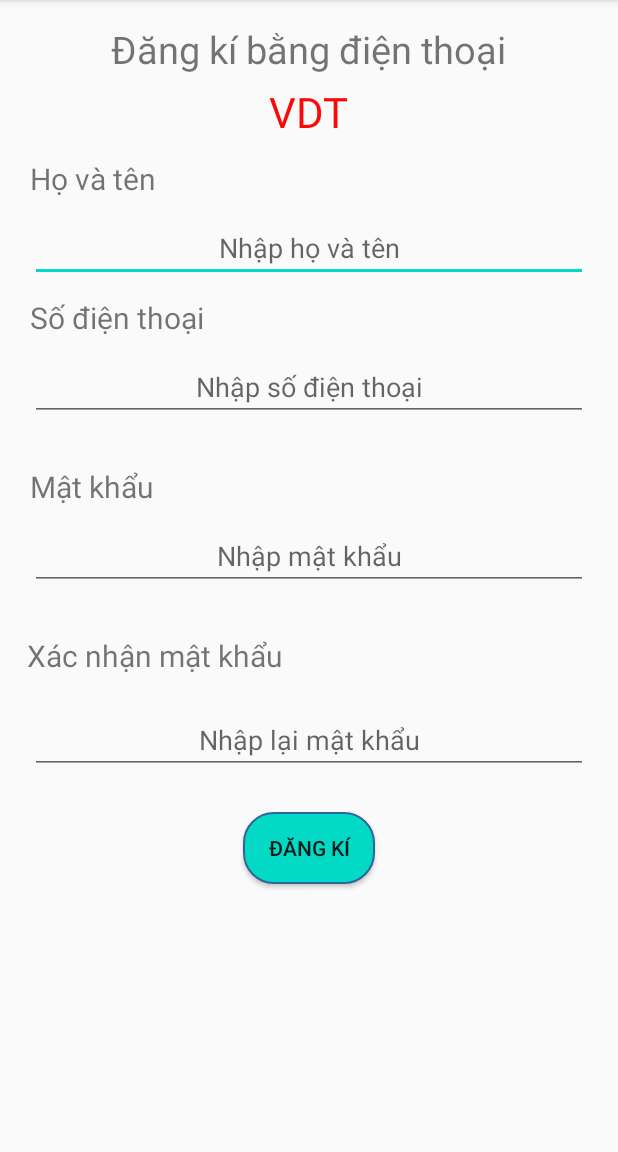
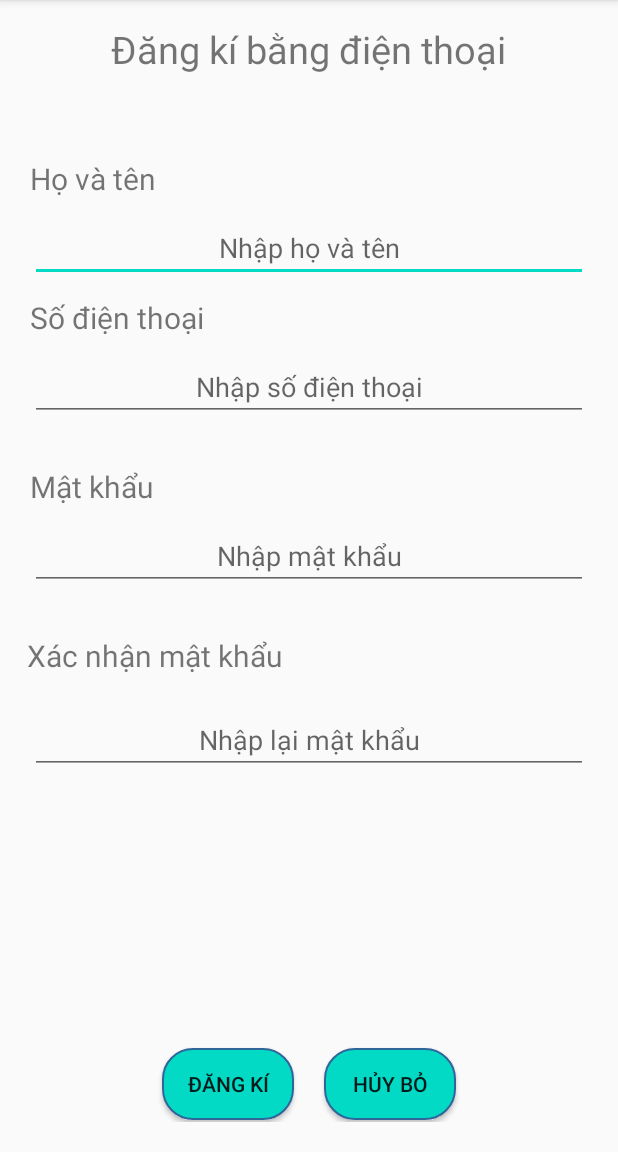
Before and after one commit to tuyen3962/Ewallet, an Android app: the RegisterByPhone screen opened directly, with no data from a screen before it, on a phone screen of 412 x 824 dp, the part 84-1236 px from its top. Run offline under Robolectric (Android 15) with nearby library versions, the light colour scheme and no system bars; our stand-ins replace Firebase (no records; nobody signed in at launch, a user with empty details on screens opened directly); network calls fail.

Commit message:
Minor update

```diff
--- a/EwalletExample/app/src/main/java/com/example/ewalletexample/MainActivity.java
+++ b/EwalletExample/app/src/main/java/com/example/ewalletexample/MainActivity.java
@@ -87,7 +87,7 @@
         userid = intent.getStringExtra(Symbol.USER_ID.GetValue());
         userAmount = intent.getLongExtra(Symbol.AMOUNT.GetValue(), 0);
 
-        firebaseDatabaseHandler.GetUserModelByKey(userid, UserModel.class,this);
+        firebaseDatabaseHandler.GetModelByKey(Symbol.CHILD_NAME_USERS_FIREBASE_DATABASE, userid, UserModel.class,this);
     }
 
     void LoadListBankInfo(){
--- a/EwalletExample/app/src/main/java/com/example/ewalletexample/RegisterByPhone.java
+++ b/EwalletExample/app/src/main/java/com/example/ewalletexample/RegisterByPhone.java
@@ -72,6 +72,10 @@
         etUserPhone.addTextChangedListener(textWatcher);
         etPassword.addTextChangedListener(textWatcher);
         etConfirmPass.addTextChangedListener(textWatcher);
+    }
+
+    public void CancelEvent(View view){
+        startActivity(new Intent(RegisterByPhone.this, LoginActivity.class));
     }
 
     public void RegisterEvent(View view){
--- a/EwalletExample/app/src/main/java/com/example/ewalletexample/service/ServerAPI.java
+++ b/EwalletExample/app/src/main/java/com/example/ewalletexample/service/ServerAPI.java
@@ -14,6 +14,8 @@
 
     // get the balance of user by their id
     GET_BALANCE_API("/wallet/get-balance"),
+
+    HISTORY_TRANSACTION("/charge-order/history"),
 
     LINK_BANK_CARD_API("/bank-mapping/link"),
     UNLINK_BANK_CARD_API("/bank-mapping/unlink"),
@@ -34,7 +36,7 @@
 
     SUBMIT_TRANSACTION("/charge-order/submit-trans");
 
-    private String baseURL = "http://192.168.1.13:8080";
+    private String baseURL = "http://192.168.1.10:8080";
 
 
     private String url;
--- a/EwalletExample/app/src/main/res/layout/activity_register_by_phone.xml
+++ b/EwalletExample/app/src/main/res/layout/activity_register_by_phone.xml
@@ -25,7 +25,7 @@
         android:textColor="@color/Red"
         android:layout_below="@+id/tvRegisterByPhone"
         android:textSize="28sp"
-        android:visibility="visible"/>
+        android:visibility="gone"/>
 
     <TextView
         android:id="@+id/tvFullName"
@@ -114,16 +114,34 @@
         android:textSize="18dp"
         android:layout_marginRight="20dp"/>
 
+    <LinearLayout
+        android:layout_width="match_parent"
+        android:layout_height="50dp"
+        android:orientation="horizontal"
+        android:layout_alignParentBottom="true"
+        android:layout_marginBottom="20dp"
+        android:gravity="center">
+
         <Button
             android:id="@+id/btnRegister"
             android:layout_width="wrap_content"
             android:layout_height="wrap_content"
-        android:layout_below="@id/etConfirmPassword"
-        android:layout_centerHorizontal="true"
-        android:layout_marginTop="25dp"
+            android:layout_marginHorizontal="10dp"
             android:background="@drawable/edit_round_button"
             android:gravity="center"
             android:onClick="RegisterEvent"
             android:text="Đăng kí" />
 
+        <Button
+            android:id="@+id/btnCancel"
+            android:layout_width="wrap_content"
+            android:layout_height="wrap_content"
+            android:layout_marginHorizontal="10dp"
+            android:background="@drawable/edit_round_button"
+            android:gravity="center"
+            android:onClick="CancelEvent"
+            android:text="Hủy bỏ" />
+
+    </LinearLayout>
+
 </RelativeLayout>
```
Also changed, not shown: EwalletExample/app/src/main/AndroidManifest.xml (+7 -6 lines), EwalletExample/app/src/main/java/com/example/ewalletexample/MyWalletFragement.java (+13 -1 lines), EwalletExample/app/src/main/java/com/example/ewalletexample/VerifyByPhoneActivity.java (+6 -5 lines), EwalletExample/app/src/main/java/com/example/ewalletexample/VerifyUserForForget.java (+3 -8 lines). Lines whose indentation alone changed are shown as unchanged.
